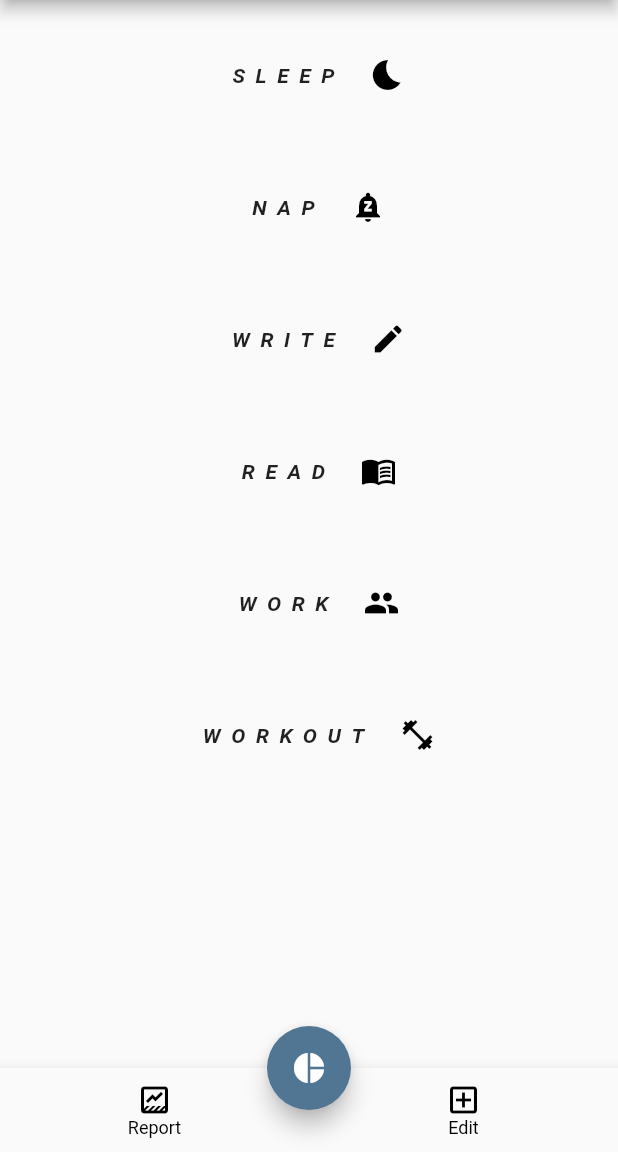
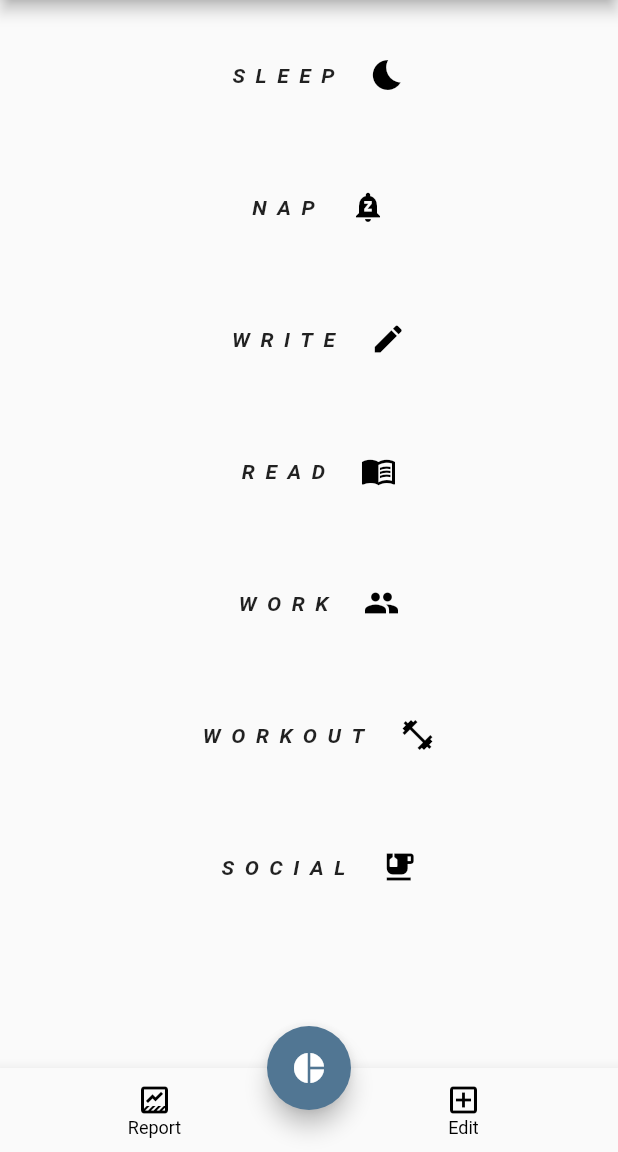
Before and after one commit to ZJendex/MUss, a Flutter app: the screen it shows after launch, item 2 of the bottom bar chosen, after a tap on the "restart alt" icon, on a phone screen of 412 x 824 dp, the part 84-1236 px from its top. Run offline on Flutter 3.47's test engine with Material 2 defaults, Android fonts, the light colour scheme and no system bars; our stand-ins replace new_gradient_app_bar.

Commit message:
add course SOCIAL

```diff
--- a/lib/pkgs/pie_chart/src/utils.dart
+++ b/lib/pkgs/pie_chart/src/utils.dart
@@ -63,6 +63,7 @@ List<Color> pinknessColorList = const [
   Color.fromARGB(255, 227, 198, 207), // READ
   Color.fromARGB(255, 199, 45, 117), // WORK
   Color.fromARGB(255, 92, 16, 40), // WORKOUT
+  Color.fromARGB(255, 78, 45, 93), // SOCIAL
   Color.fromARGB(255, 101, 87, 86), // OTHERS
   Color.fromARGB(255, 101, 87, 86), // RANDOM1
   Color.fromARGB(255, 101, 87, 86), // RANDOM2
@@ -76,5 +77,6 @@ Map<String, double> testPieChart = {
   "READ": 20,
   "WORK": 60,
   "WORKOUT": 50,
+  "SOCIAL": 40,
   "OTHERS": 55
 };
--- a/lib/txt_db.dart
+++ b/lib/txt_db.dart
@@ -14,7 +14,9 @@ class TxtDB {
     "READ",
     "WORK",
     "WORKOUT",
+    "SOCIAL",
   ];
+  final String oneDayCoursesBaseData = "0|0|0|0|0|0|0";
 
   TxtDB();
 
@@ -22,10 +24,10 @@ class TxtDB {
     // Current days from begin
     fileCdays.write("1");
     // assignment of today
-    fileCcourses.write("0|0|0|0|0|0");
+    fileCcourses.write(oneDayCoursesBaseData);
     // the database in days for each course
     // Total: 5 courses * n days
-    fileDBInDays.write("0|0|0|0|0|0\n");
+    fileDBInDays.write("$oneDayCoursesBaseData\n");
     // the backup for each intervals
     fileDBBackup.write("");
     // save the starting datetime
@@ -81,7 +83,7 @@ class TxtDB {
   newDay(String currentDays) async {
     String newDays = (int.parse(currentDays) + 1).toString();
     fileCdays.write(newDays);
-    await fileDBInDays.append("0|0|0|0|0|0\n");
+    await fileDBInDays.append("$oneDayCoursesBaseData\n");
     await fileDBBackup.append("NEW DAY FROM HERE\n");
   }
 
@@ -92,11 +94,10 @@ class TxtDB {
     await getDBInfo().then((value) => dBInfo = value);
     String theBeginning = "";
     await fileConst.read().then((value) => theBeginning = value);
-    String totalDuration =
+    int totalDuration =
         DateTimeRange(start: DateTime.parse(theBeginning), end: now)
             .duration
-            .inMinutes
-            .toString();
+            .inMinutes;
     // add up times in each day
     List<double> cCD = List.filled(coursesList.length, 0);
     for (var day in dBInfo) {
@@ -113,7 +114,7 @@ class TxtDB {
       cumulateAll = cumulateAll + cCD[i];
     }
     cumulateCoursesDuration["OTHERS"] =
-        double.parse(totalDuration) - cumulateAll;
+        totalDuration - cumulateAll >= 0 ? totalDuration - cumulateAll : 0;
     return cumulateCoursesDuration;
   }
 }
--- a/lib/utils/courses_icon_correspondance.dart
+++ b/lib/utils/courses_icon_correspondance.dart
@@ -14,6 +14,8 @@ IconData? courseIcon(int index, List<String> coursesList) {
       return Icons.fitness_center;
     case "NAP":
       return Icons.notifications_paused;
+    case "SOCIAL":
+      return Icons.emoji_food_beverage;
     default:
       return Icons.add;
   }
```
